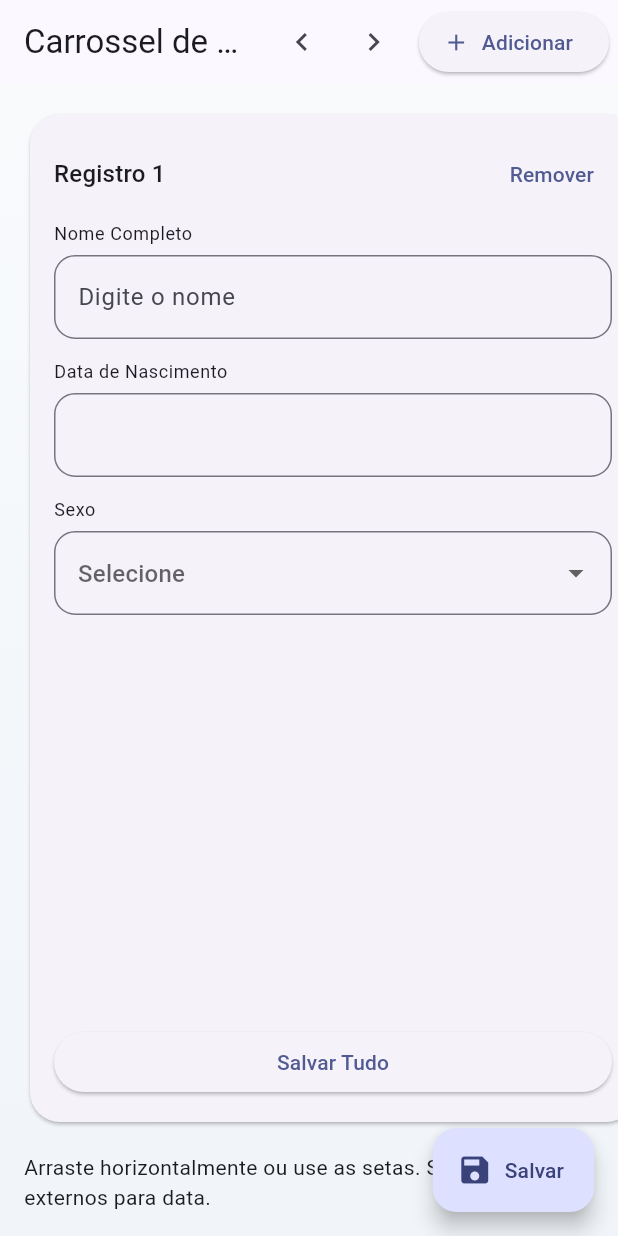
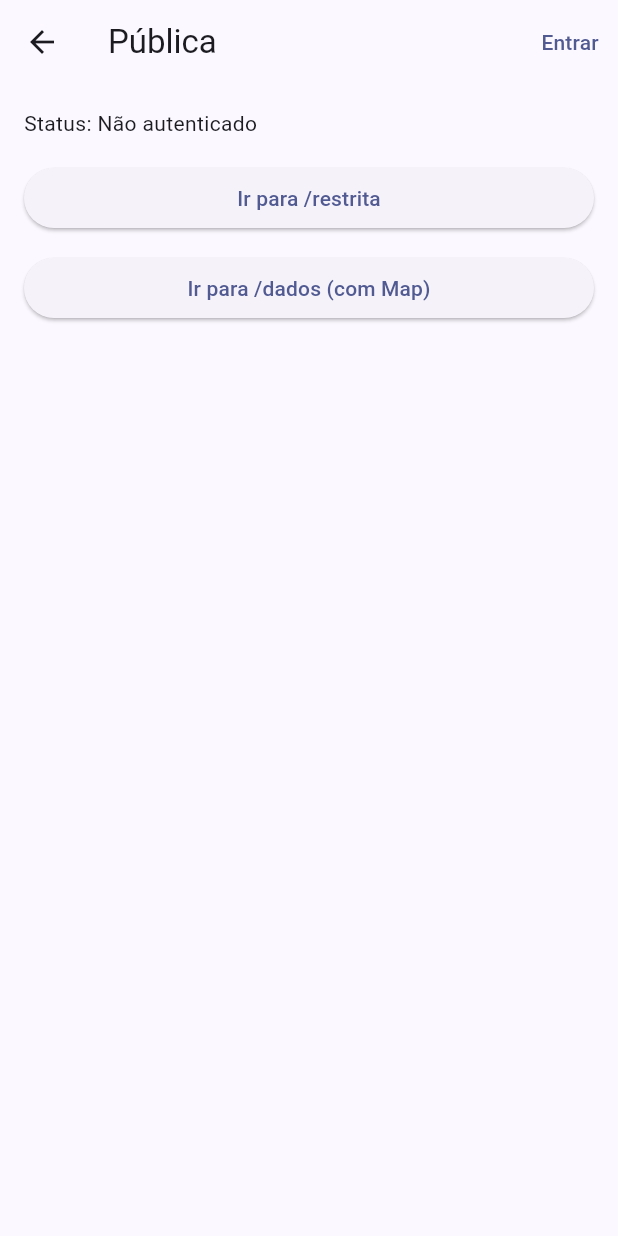
Before and after one commit to HenriquetlRuffato/Mobile, a Flutter app: the screen it shows after launch, on a phone screen of 412 x 824 dp. Run offline on Flutter 3.47's test engine with Material 3 defaults, Android fonts, the phone set to English and light mode, and no system bars.

Commit message:
feat: 3 rotas nomeadas (2 privadas + Map em /dados)

```diff
--- a/lib/main.dart
+++ b/lib/main.dart
@@ -6,182 +6,178 @@ class App extends StatelessWidget {
   const App({super.key});
   @override
   Widget build(BuildContext context) {
-    return MaterialApp(
+    return Auth(
+      notifier: AuthController(),
+      child: MaterialApp(
         debugShowCheckedModeBanner: false,
-      title: 'Carrossel de Micro-Formulários',
+        title: 'Rotas Privadas',
         theme: ThemeData(colorSchemeSeed: Colors.indigo, useMaterial3: true),
-      home: const FormCarouselPage(),
+        initialRoute: '/public',
+        onGenerateRoute: (settings) {
+          return MaterialPageRoute(
+            settings: settings,
+            builder: (context) {
+              final auth = Auth.of(context);
+              if (settings.name == '/public') return const PublicPage();
+              if (settings.name == '/restrita') {
+                if (auth.authed) return const RestritaPage();
+                return LoginGate(title: 'Área restrita', routeName: '/restrita', arguments: settings.arguments);
+              }
+              if (settings.name == '/dados') {
+                if (auth.authed) return const DadosPage();
+                return LoginGate(title: 'Dados do usuário', routeName: '/dados', arguments: settings.arguments);
+              }
+              return const Scaffold(body: Center(child: Text('404')));
+            },
+          );
+        },
+      ),
     );
   }
 }
 
-class Registro {
-  Registro({required this.id, this.nome = '', this.nascimento, this.sexo});
-  final String id;
-  String nome;
-  DateTime? nascimento;
-  String? sexo;
+class AuthController extends ChangeNotifier {
+  bool authed = false;
+  void signIn() {
+    authed = true;
+    notifyListeners();
   }
-
-class FormCarouselPage extends StatefulWidget {
-  const FormCarouselPage({super.key});
-  @override
-  State<FormCarouselPage> createState() => _FormCarouselPageState();
-}
-
-class _FormCarouselPageState extends State<FormCarouselPage> {
-  final ScrollController _scroll = ScrollController();
-  final List<Registro> _cards = List.generate(3, (i) => Registro(id: DateTime.now().microsecondsSinceEpoch.toString() + i.toString()));
-
-  void _addCard() {
-    setState(() {
-      _cards.add(Registro(id: DateTime.now().microsecondsSinceEpoch.toString()));
-    });
-    WidgetsBinding.instance.addPostFrameCallback((_) => _scroll.animateTo(_scroll.position.maxScrollExtent, duration: const Duration(milliseconds: 400), curve: Curves.easeOut));
-  }
-
-  void _removeCard(String id) {
-    if (_cards.length <= 1) return;
-    setState(() {
-      _cards.removeWhere((e) => e.id == id);
-    });
-  }
-
-  String _fmt(DateTime? d) {
-    if (d == null) return '';
-    final dd = d.day.toString().padLeft(2, '0');
-    final mm = d.month.toString().padLeft(2, '0');
-    final yyyy = d.year.toString();
-    return '$dd/$mm/$yyyy';
-  }
-
-  Future<void> _pickDate(int index) async {
-    final now = DateTime.now();
-    final initial = _cards[index].nascimento ?? DateTime(now.year - 18, now.month, now.day);
-    final picked = await showDatePicker(
-      context: context,
-      initialDate: initial,
-      firstDate: DateTime(1900),
-      lastDate: DateTime(now.year + 1),
-      helpText: 'Data de Nascimento',
-      cancelText: 'Cancelar',
-      confirmText: 'OK',
-    );
-    if (picked != null) {
-      setState(() => _cards[index].nascimento = picked);
+  void signOut() {
+    authed = false;
+    notifyListeners();
   }
 }
 
-  void _salvarTudo() {
-    for (final c in _cards) {
-      debugPrint('Registro: nome=${c.nome}, nascimento=${_fmt(c.nascimento)}, sexo=${c.sexo ?? ''}');
-    }
-    ScaffoldMessenger.of(context).showSnackBar(const SnackBar(content: Text('Valores exibidos no console')));
+class Auth extends InheritedNotifier<AuthController> {
+  const Auth({super.key, required AuthController notifier, required Widget child}) : super(notifier: notifier, child: child);
+  static AuthController of(BuildContext context) => context.dependOnInheritedWidgetOfExactType<Auth>()!.notifier!;
 }
 
+class PublicPage extends StatelessWidget {
+  const PublicPage({super.key});
   @override
   Widget build(BuildContext context) {
+    final auth = Auth.of(context);
     return Scaffold(
       appBar: AppBar(
-        title: const Text('Carrossel de Micro-Formulários'),
+        title: const Text('Pública'),
         actions: [
-          IconButton(onPressed: () => _scroll.animateTo((_scroll.offset - 360).clamp(0, _scroll.position.maxScrollExtent), duration: const Duration(milliseconds: 250), curve: Curves.easeOut), icon: const Icon(Icons.chevron_left)),
-          IconButton(onPressed: () => _scroll.animateTo((_scroll.offset + 360).clamp(0, _scroll.position.maxScrollExtent), duration: const Duration(milliseconds: 250), curve: Curves.easeOut), icon: const Icon(Icons.chevron_right)),
-          Padding(
-            padding: const EdgeInsets.symmetric(vertical: 8.0, horizontal: 6.0),
-            child: ElevatedButton.icon(onPressed: _addCard, icon: const Icon(Icons.add), label: const Text('Adicionar')),
+          TextButton(
+            onPressed: () => auth.authed ? auth.signOut() : auth.signIn(),
+            child: Text(auth.authed ? 'Sair' : 'Entrar'),
           )
         ],
       ),
-      body: Container(
-        decoration: const BoxDecoration(
-          gradient: LinearGradient(colors: [Color(0xFFF8FAFC), Color(0xFFF1F5F9)], begin: Alignment.topCenter, end: Alignment.bottomCenter),
-        ),
-        child: Column(
-          children: [
-            Expanded(
-              child: ListView.separated(
-                controller: _scroll,
-                scrollDirection: Axis.horizontal,
-                padding: const EdgeInsets.all(16),
-                itemBuilder: (context, index) {
-                  final c = _cards[index];
-                  return SizedBox(
-                    width: MediaQuery.of(context).size.width.clamp(320, 420),
-                    child: Card(
-                      elevation: 1,
-                      shape: RoundedRectangleBorder(borderRadius: BorderRadius.circular(20)),
-                      child: Padding(
+      body: Padding(
         padding: const EdgeInsets.all(16),
         child: Column(
-                          crossAxisAlignment: CrossAxisAlignment.start,
+          crossAxisAlignment: CrossAxisAlignment.stretch,
           children: [
-                            Row(
-                              mainAxisAlignment: MainAxisAlignment.spaceBetween,
-                              children: [
-                                Text('Registro ${index + 1}', style: Theme.of(context).textTheme.titleMedium),
-                                TextButton(onPressed: () => _removeCard(c.id), child: const Text('Remover')),
+            Text('Status: ${auth.authed ? 'Autenticado' : 'Não autenticado'}'),
+            const SizedBox(height: 16),
+            ElevatedButton(
+              onPressed: () => Navigator.pushNamed(context, '/restrita'),
+              child: const Text('Ir para /restrita'),
+            ),
+            const SizedBox(height: 12),
+            ElevatedButton(
+              onPressed: () {
+                Navigator.pushNamed(
+                  context,
+                  '/dados',
+                  arguments: {
+                    'nomeCompleto': 'João da Silva',
+                    'dataNascimento': '1999-08-12',
+                    'telefone': '(64) 9 9999-9999',
+                  },
+                );
+              },
+              child: const Text('Ir para /dados (com Map)'),
+            ),
           ],
         ),
+      ),
+    );
+  }
+}
+
+class RestritaPage extends StatelessWidget {
+  const RestritaPage({super.key});
+  @override
+  Widget build(BuildContext context) {
+    final auth = Auth.of(context);
+    return Scaffold(
+      appBar: AppBar(
+        title: const Text('Restrita'),
+        actions: [
+          TextButton(onPressed: () => auth.signOut(), child: const Text('Sair')),
+        ],
+      ),
+      body: const Center(child: Text('Conteúdo restrito.')),
+    );
+  }
+}
+
+class DadosPage extends StatelessWidget {
+  const DadosPage({super.key});
+  @override
+  Widget build(BuildContext context) {
+    final auth = Auth.of(context);
+    final args = ModalRoute.of(context)!.settings.arguments as Map?;
+    final entries = args?.entries.map((e) => MapEntry(e.key.toString(), e.value?.toString() ?? '')).toList() ?? [];
+    return Scaffold(
+      appBar: AppBar(
+        title: const Text('Dados'),
+        actions: [
+          TextButton(onPressed: () => auth.signOut(), child: const Text('Sair')),
+        ],
+      ),
+      body: ListView.separated(
+        padding: const EdgeInsets.all(16),
+        itemBuilder: (_, i) {
+          final k = entries[i].key;
+          final v = entries[i].value;
+          return ListTile(title: Text(k), subtitle: Text(v));
+        },
+        separatorBuilder: (_, __) => const Divider(height: 1),
+        itemCount: entries.length,
+      ),
+    );
+  }
+}
+
+class LoginGate extends StatelessWidget {
+  const LoginGate({super.key, required this.title, required this.routeName, this.arguments});
+  final String title;
+  final String routeName;
+  final Object? arguments;
+  @override
+  Widget build(BuildContext context) {
+    final auth = Auth.of(context);
+    return Scaffold(
+      appBar: AppBar(title: Text(title)),
+      body: Padding(
+        padding: const EdgeInsets.all(16),
+        child: Column(
+          mainAxisAlignment: MainAxisAlignment.center,
+          children: [
+            const Text('Autenticação necessária'),
+            const SizedBox(height: 16),
+            ElevatedButton(
+              onPressed: () {
+                auth.signIn();
+                Navigator.pushReplacementNamed(context, routeName, arguments: arguments);
+              },
+              child: const Text('Entrar'),
+            ),
             const SizedBox(height: 8),
-                            Text('Nome Completo', style: Theme.of(context).textTheme.bodySmall),
-                            const SizedBox(height: 6),
-                            TextFormField(
-                              initialValue: c.nome,
-                              onChanged: (v) => setState(() => c.nome = v),
-                              decoration: const InputDecoration(border: OutlineInputBorder(borderRadius: BorderRadius.all(Radius.circular(14))), hintText: 'Digite o nome'),
-                            ),
-                            const SizedBox(height: 14),
-                            Text('Data de Nascimento', style: Theme.of(context).textTheme.bodySmall),
-                            const SizedBox(height: 6),
-                            GestureDetector(
-                              onTap: () => _pickDate(index),
-                              child: AbsorbPointer(
-                                child: TextFormField(
-                                  decoration: const InputDecoration(border: OutlineInputBorder(borderRadius: BorderRadius.all(Radius.circular(14)))),
-                                  controller: TextEditingController(text: _fmt(c.nascimento)),
-                                  readOnly: true,
-                                ),
-                              ),
-                            ),
-                            const SizedBox(height: 14),
-                            Text('Sexo', style: Theme.of(context).textTheme.bodySmall),
-                            const SizedBox(height: 6),
-                            DropdownButtonFormField<String>(
-                              value: c.sexo,
-                              items: const [
-                                DropdownMenuItem(value: 'Homem', child: Text('Homem')),
-                                DropdownMenuItem(value: 'Mulher', child: Text('Mulher')),
-                              ],
-                              onChanged: (v) => setState(() => c.sexo = v),
-                              decoration: const InputDecoration(border: OutlineInputBorder(borderRadius: BorderRadius.all(Radius.circular(14))), hintText: 'Selecione'),
-                            ),
-                            const Spacer(),
-                            SizedBox(
-                              width: double.infinity,
-                              child: ElevatedButton(
-                                onPressed: _salvarTudo,
-                                child: const Text('Salvar Tudo'),
-                              ),
+            OutlinedButton(
+              onPressed: () => Navigator.pop(context),
+              child: const Text('Voltar'),
             )
           ],
         ),
       ),
-                    ),
-                  );
-                },
-                separatorBuilder: (_, __) => const SizedBox(width: 16),
-                itemCount: _cards.length,
-              ),
-            ),
-            const Padding(
-              padding: EdgeInsets.fromLTRB(16, 0, 16, 16),
-              child: Text('Arraste horizontalmente ou use as setas. Sem pacotes externos para data.'),
-            )
-          ],
-        ),
-      ),
-      floatingActionButton: FloatingActionButton.extended(onPressed: _salvarTudo, icon: const Icon(Icons.save), label: const Text('Salvar')),
     );
   }
 }
```
Lines whose indentation alone changed are shown as unchanged.
